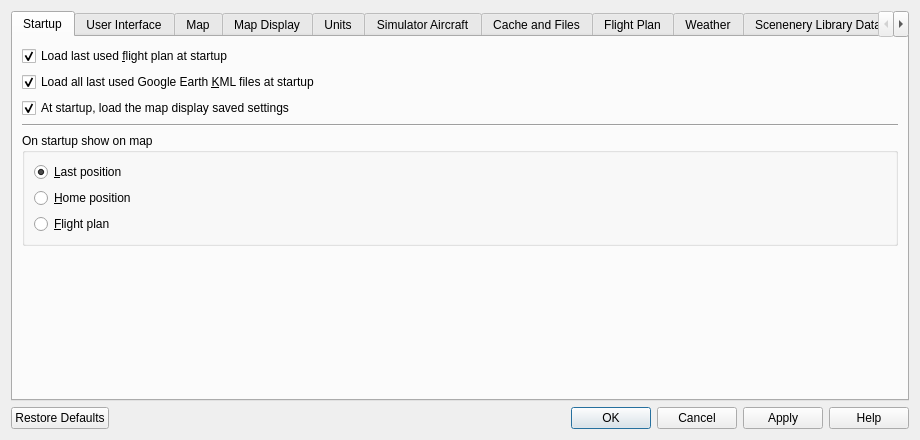
The window that src/options/options.ui (albar965/littlenavmap) describes before a commit, drawn with Qt 5.
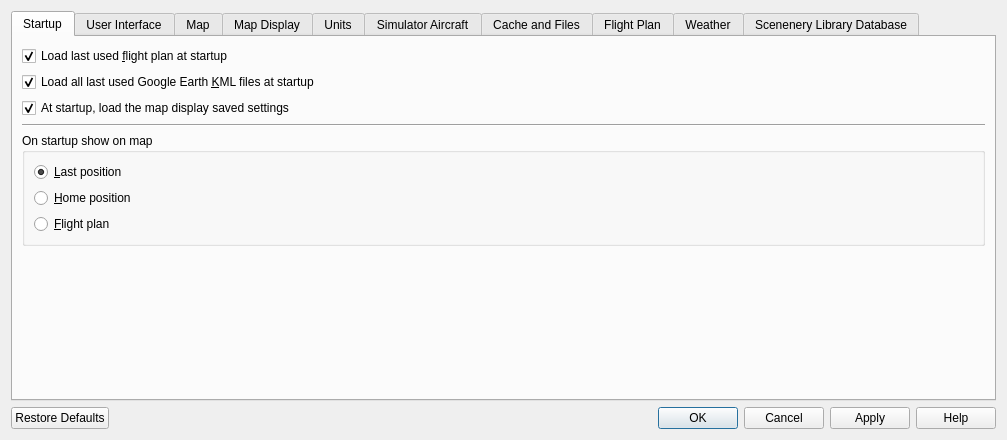
The same window after the commit.

The edit to the form file:
```diff
--- a/src/options/options.ui
+++ b/src/options/options.ui
@@ -6,7 +6,7 @@
    <rect>
     <x>0</x>
     <y>0</y>
-    <width>920</width>
+    <width>1007</width>
     <height>440</height>
    </rect>
   </property>
```
Left out of the diff: 4 changed lines with no effect on the pictures.
